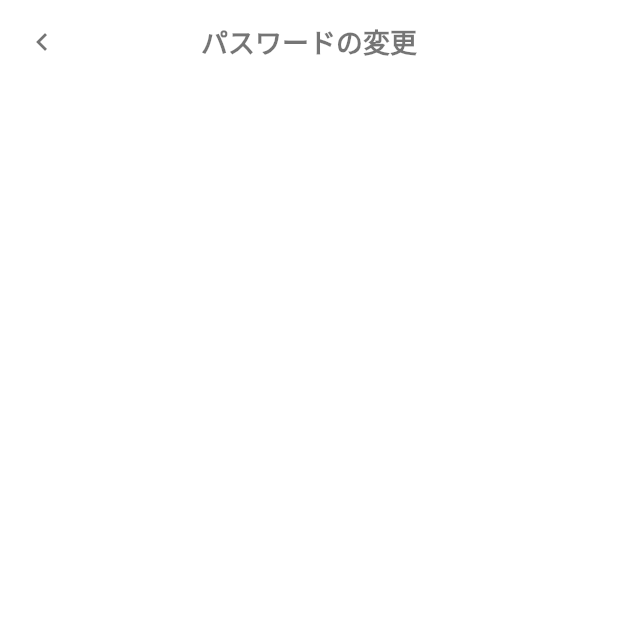
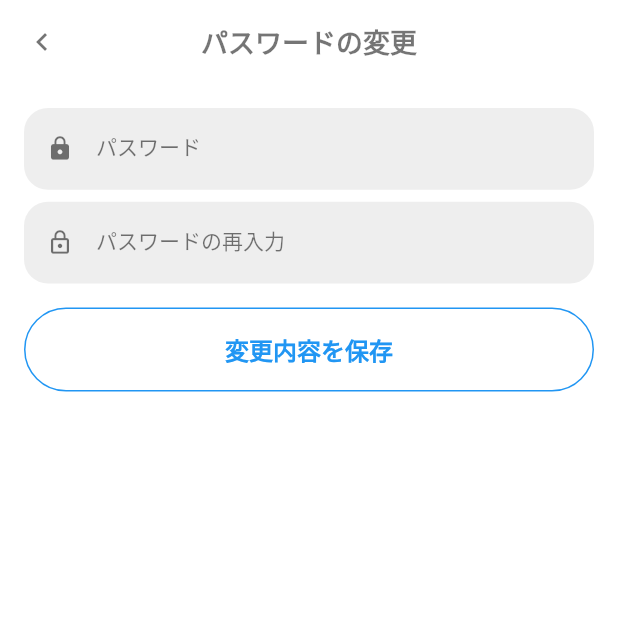
Before and after one commit to agora-creation/in_market_user_app, a Flutter app: the UserPasswordScreen screen opened directly, on a phone screen of 412 x 824 dp, the top half of it. Run offline on Flutter 3.47's test engine with Material 2 defaults, Android fonts, the phone set to English and light mode, and no system bars; our stand-ins replace cloud_firestore, firebase_auth, firebase_core, flutter_spinkit, modal_bottom_sheet, shared_preferences; accounts and stored records are empty; network calls fail; Roboto replaces fonts that are missing (SourceHanSans-Bold, SourceHanSans-Regular).

Commit message:
20220601 commit

```diff
--- a/lib/screens/user_password.dart
+++ b/lib/screens/user_password.dart
@@ -1,4 +1,9 @@
 import 'package:flutter/material.dart';
+import 'package:in_market_user_app/providers/auth.dart';
+import 'package:in_market_user_app/widgets/custom_text_form_field2.dart';
+import 'package:in_market_user_app/widgets/error_dialog.dart';
+import 'package:in_market_user_app/widgets/round_lg_button.dart';
+import 'package:provider/provider.dart';
 
 class UserPasswordScreen extends StatefulWidget {
   const UserPasswordScreen({Key? key}) : super(key: key);
@@ -10,6 +15,8 @@ class UserPasswordScreen extends StatefulWidget {
 class _UserPasswordScreenState extends State<UserPasswordScreen> {
   @override
   Widget build(BuildContext context) {
+    final authProvider = Provider.of<AuthProvider>(context);
+
     return Scaffold(
       backgroundColor: Colors.white,
       appBar: AppBar(
@@ -20,6 +27,47 @@ class _UserPasswordScreenState extends State<UserPasswordScreen> {
           icon: const Icon(Icons.chevron_left),
         ),
       ),
+      body: ListView(
+        padding: const EdgeInsets.all(16),
+        children: [
+          CustomTextFormField2(
+            controller: authProvider.passwordController,
+            obscureText: true,
+            keyboardType: TextInputType.visiblePassword,
+            labelText: 'パスワード',
+            iconData: Icons.lock,
+          ),
+          const SizedBox(height: 8),
+          CustomTextFormField2(
+            controller: authProvider.rePasswordController,
+            obscureText: true,
+            keyboardType: TextInputType.visiblePassword,
+            labelText: 'パスワードの再入力',
+            iconData: Icons.lock_outline,
+          ),
+          const SizedBox(height: 16),
+          RoundLgButton(
+            labelText: '変更内容を保存',
+            labelColor: Colors.blue,
+            borderColor: Colors.blue,
+            onPressed: () async {
+              String? errorText = await authProvider.updatePassword();
+              if (errorText != null) {
+                showDialog(
+                  context: context,
+                  builder: (_) => ErrorDialog(
+                    message: errorText,
+                  ),
+                );
+                return;
+              }
+              authProvider.clearController();
+              if (!mounted) return;
+              Navigator.pop(context);
+            },
+          ),
+        ],
+      ),
     );
   }
 }
--- /dev/null
+++ b/lib/widgets/custom_text_form_field2.dart
@@ -0,0 +1,55 @@
+import 'package:flutter/material.dart';
+
+class CustomTextFormField2 extends StatelessWidget {
+  final TextEditingController? controller;
+  final bool? obscureText;
+  final TextInputType? keyboardType;
+  final String? labelText;
+  final IconData? iconData;
+
+  const CustomTextFormField2({
+    this.controller,
+    this.obscureText,
+    this.keyboardType,
+    this.labelText,
+    this.iconData,
+    Key? key,
+  }) : super(key: key);
+
+  @override
+  Widget build(BuildContext context) {
+    return TextFormField(
+      controller: controller,
+      obscureText: obscureText ?? false,
+      keyboardType: keyboardType,
+      maxLines: 1,
+      style: const TextStyle(
+        color: Colors.black54,
+        fontSize: 14,
+      ),
+      cursorColor: Colors.grey,
+      decoration: InputDecoration(
+        labelText: labelText,
+        fillColor: Colors.grey.shade200,
+        prefixIcon: iconData != null
+            ? Icon(
+                iconData,
+                size: 18,
+                color: Colors.black54,
+              )
+            : null,
+        filled: true,
+        enabledBorder: UnderlineInputBorder(
+          borderRadius: BorderRadius.circular(16),
+          borderSide: BorderSide.none,
+        ),
+        focusedBorder: OutlineInputBorder(
+          borderRadius: BorderRadius.circular(16),
+          borderSide: BorderSide.none,
+        ),
+        labelStyle: const TextStyle(color: Colors.black54),
+        focusColor: Colors.black54,
+      ),
+    );
+  }
+}
```
Also changed, not shown: lib/providers/auth.dart (+63 -0 lines), lib/screens/user.dart (+11 -4 lines), lib/screens/user_email.dart (+39 -0 lines), lib/screens/user_name.dart (+39 -0 lines).
